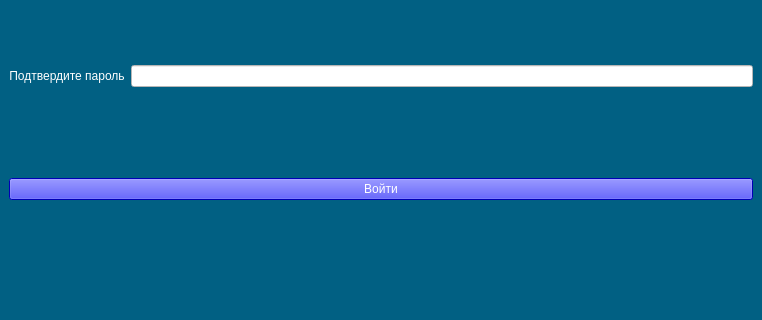
Before: the Qt Designer form signup.ui in AlexGol005/QTdatabase, drawn with Qt 5; both pictures show x 0 to 762 and y 301 to 621 of the 762 by 621 pixel window.
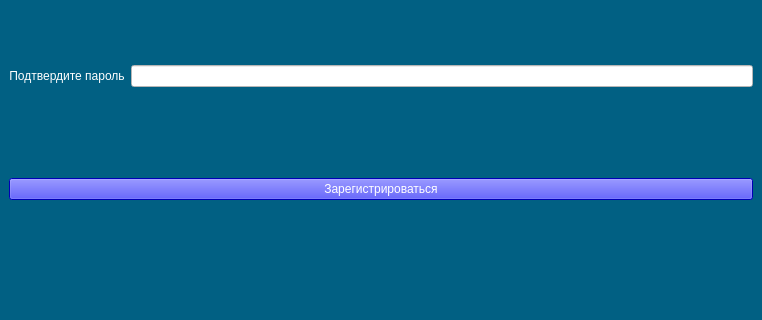
After: the same form once the commit is applied.

```diff
--- a/signup.ui
+++ b/signup.ui
@@ -138,7 +138,7 @@
 </string>
       </property>
       <property name="text">
-       <string>Войти</string>
+       <string>Зарегистрироваться</string>
       </property>
      </widget>
     </item>
```
